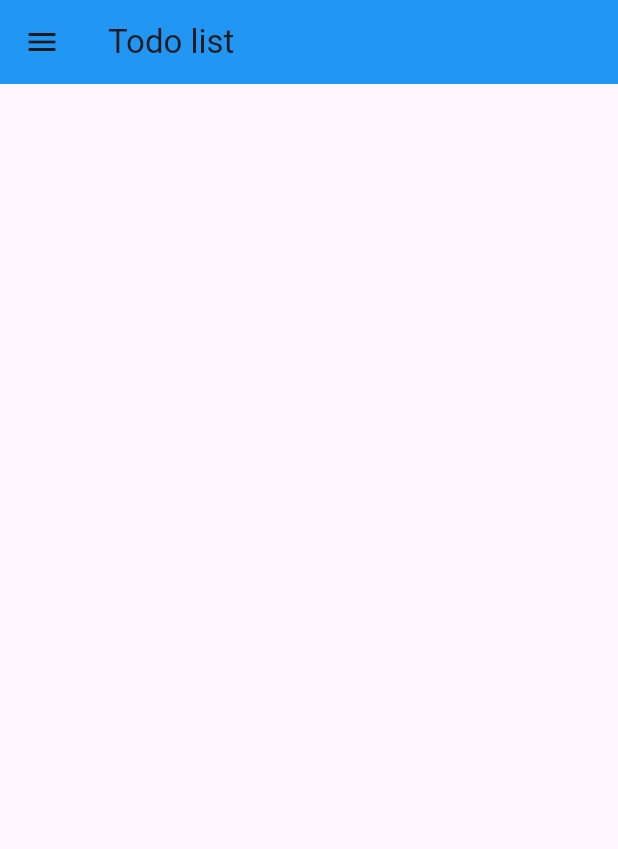
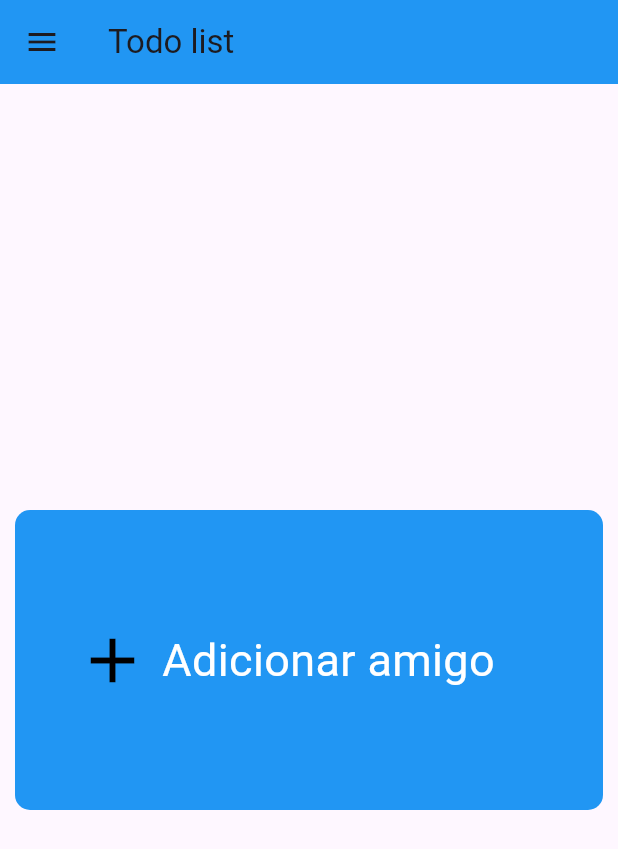
Before and after one commit to cads-cads/todo_app, a Flutter app: the screen it shows after launch, on a phone screen of 412 x 824 dp. Shown: the top 849 px of the screen. Run offline on Flutter 3.47's test engine with Material 3 defaults, Android fonts, the phone set to English and light mode, and no system bars.

Commit message:
Add files

```diff
--- a/lib/main.dart
+++ b/lib/main.dart
@@ -10,13 +10,14 @@ class MyApp extends StatelessWidget {
     return MaterialApp(
       title: 'Flutter Demo',
       debugShowCheckedModeBanner: false,
+      color: Colors.purpleAccent,
       theme: ThemeData(
         colorScheme: ColorScheme.fromSeed(seedColor: Colors.deepPurple),
       ),
-      home: const Home(),
-    ); // MaterialApp
-  } // Widget
-} // MyApp
+      home: Home(),
+    );
+  }
+}
 
 class Home extends StatelessWidget {
   const Home({super.key});
@@ -28,32 +29,35 @@ class Home extends StatelessWidget {
         backgroundColor: Colors.blue,
         title: const Text("Todo list"),
         leading: const Icon(Icons.menu),
-      ), //AppBar
-    ); //Scaffold
+      ),
+
+      body: Center(child: _card()),
+    );
   }
-} //Home
+}
 
-Widget _todoItem(String nome, bool concluida) {
+Widget _card() {
   return Container(
-    margin: EdgeInsets.symmetric(vertical: 4),
-    padding: EdgeInsets.all(12),
+    width: double.infinity,
+    margin: EdgeInsets.all(10),
+    padding: EdgeInsets.symmetric(horizontal: 32, vertical: 32),
+    height: 200,
     decoration: BoxDecoration(
-      color: Colors.purple,
-      borderRadius: BorderRadiusGeometry.circular(5),
-      boxShadow: [BoxShadow(color: Colors.blueGrey, blurRadius: 4)],
-    ), //BoxDecoration
+      color: Colors.blue,
+      borderRadius: BorderRadius.circular(10),
+    ),
     child: Row(
+      //mainAxisAlignment: MainAxisAlignment.spaceBetween,
       children: [
-        Icon(
-          concluida ? Icons.check_circle : Icons.radio_button_unchecked,
-          color: concluida ? Colors.red : Colors.grey,
+        IconButton(
+          onPressed: () {},
+          icon: Icon(Icons.add, size: 50, color: Colors.black),
         ),
-        const SizedBox(height: 10), //SizedBox
-        Expanded(
-
-          child: Text("Texto", style: TextStyle(decoration: concluida ? TextDecoration.lineThrough : null)),
-        ), //Expanded
-      ], //children
-    ), //Row
-  ); //Container
-} //Widget
+        Text(
+          "Adicionar amigo",
+          style: TextStyle(fontSize: 30, color: Colors.white),
+        ),
+      ],
+    ),
+  );
+}
```
Also changed, not shown: 2 other files.
